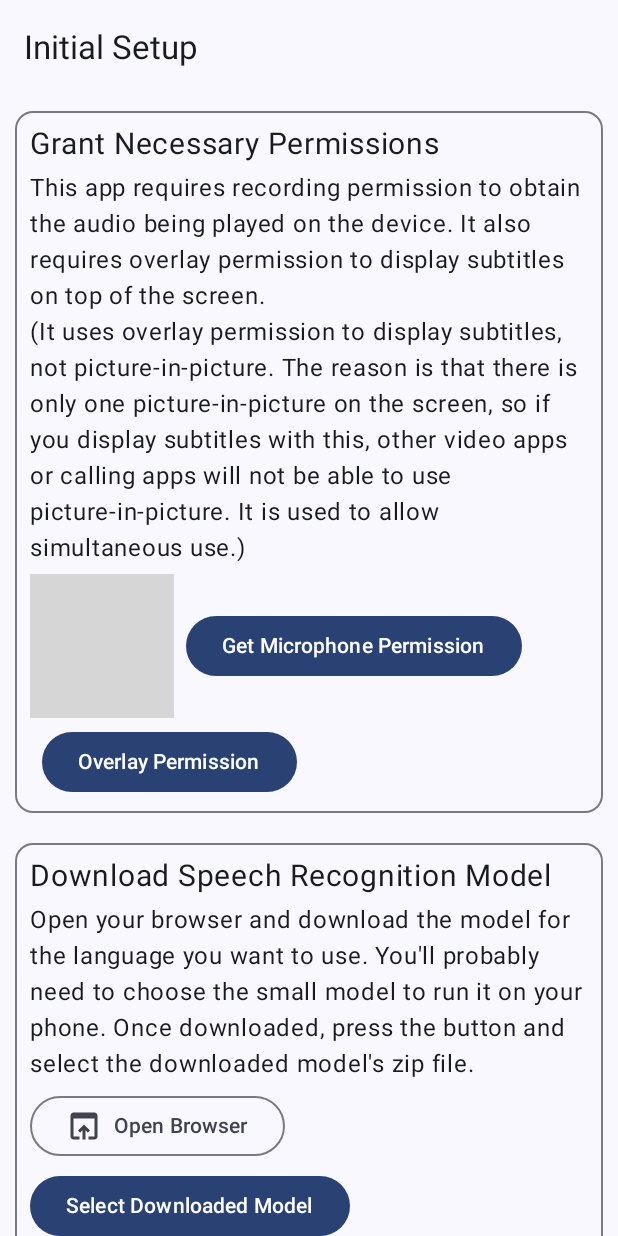
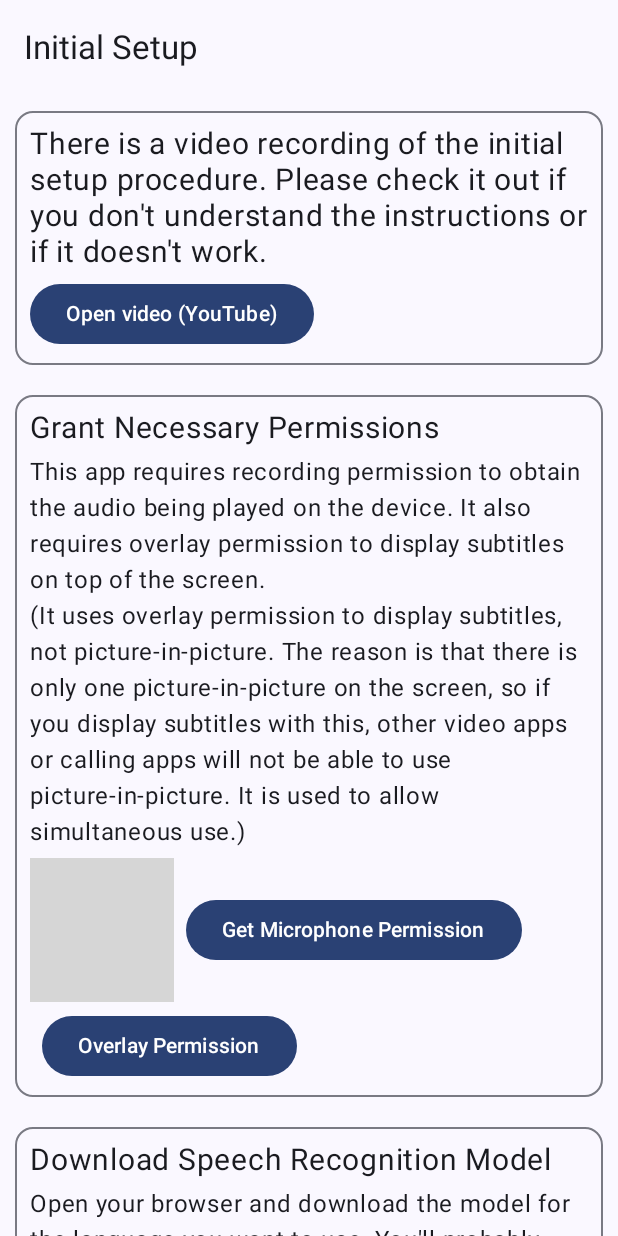
Before and after one commit to takusan23/Hiroid, an Android app built with Jetpack Compose: the screen it shows after launch (MainActivity), on a phone screen of 412 x 824 dp. Run offline under Robolectric (Android 15) with nearby library versions, the phone set to English and light mode, and no system bars; grey boxes are pictures that could not be loaded.

Commit message:
説明の録画を追加

```diff
--- a/app/src/main/java/io/github/takusan23/hiroid/VoskCaptionService.kt
+++ b/app/src/main/java/io/github/takusan23/hiroid/VoskCaptionService.kt
@@ -52,6 +52,7 @@ import androidx.savedstate.SavedStateRegistryController
 import androidx.savedstate.SavedStateRegistryOwner
 import androidx.savedstate.setViewTreeSavedStateRegistryOwner
 import io.github.takusan23.hiroid.tool.DataStoreKey
+import io.github.takusan23.hiroid.tool.InternalAudioTool
 import io.github.takusan23.hiroid.tool.VoskModelTool
 import io.github.takusan23.hiroid.tool.dataStore
 import io.github.takusan23.hiroid.ui.theme.HiroidTheme
--- a/app/src/main/java/io/github/takusan23/hiroid/InternalAudioTool.kt
+++ b/app/src/main/java/io/github/takusan23/hiroid/tool/InternalAudioTool.kt
@@ -1,4 +1,4 @@
-package io.github.takusan23.hiroid
+package io.github.takusan23.hiroid.tool
 
 import android.annotation.SuppressLint
 import android.content.Context
@@ -9,6 +9,7 @@ import android.media.AudioPlaybackCaptureConfiguration
 import android.media.AudioRecord
 import android.media.projection.MediaProjection
 import android.media.projection.MediaProjectionManager
+import io.github.takusan23.hiroid.VoskAndroid
 import kotlinx.coroutines.Dispatchers
 import kotlinx.coroutines.cancel
 import kotlinx.coroutines.flow.callbackFlow
--- a/app/src/main/java/io/github/takusan23/hiroid/ui/screen/SetupScreen.kt
+++ b/app/src/main/java/io/github/takusan23/hiroid/ui/screen/SetupScreen.kt
@@ -44,6 +44,7 @@ import io.github.takusan23.hiroid.tool.VoskModelTool
 import kotlinx.coroutines.flow.first
 import kotlinx.coroutines.launch
 
+private const val GuideVideoLink = "https://www.youtube.com/watch?v=_hJWepY7fro"
 private const val ModelDownloadLink = "https://alphacephei.com/vosk/models"
 
 @OptIn(ExperimentalMaterial3Api::class)
@@ -58,6 +59,14 @@ fun SetupScreen(onComplete: () -> Unit) {
         }
     ) { innerPadding ->
         LazyColumn(contentPadding = innerPadding) {
+
+            item {
+                GuideVideoCard(
+                    modifier = Modifier
+                        .padding(10.dp)
+                        .fillMaxWidth()
+                )
+            }
 
             item {
                 PermissionCard(
@@ -92,6 +101,28 @@ fun SetupScreen(onComplete: () -> Unit) {
                         Text(text = stringResource(R.string.setup_button_start))
                     }
                 }
+            }
+        }
+    }
+}
+
+@Composable
+private fun GuideVideoCard(modifier: Modifier = Modifier) {
+    val context = LocalContext.current
+
+    OutlinedCard(modifier = modifier) {
+        Column(
+            modifier = Modifier.padding(10.dp),
+            verticalArrangement = Arrangement.spacedBy(5.dp)
+        ) {
+
+            Text(
+                text = stringResource(R.string.setup_screen_setup_guide_title),
+                fontSize = 20.sp
+            )
+
+            Button(onClick = { context.startActivity(Intent(Intent.ACTION_VIEW, GuideVideoLink.toUri())) }) {
+                Text(text = stringResource(R.string.setup_screen_setup_guide_button))
             }
         }
     }
--- a/app/src/main/res/values/strings.xml
+++ b/app/src/main/res/values/strings.xml
@@ -32,4 +32,6 @@
     <string name="vosk_caption_service_notification_description">Audio on the device is being collected and transcribed.</string>
     <string name="model_select_bottomsheet_title">Model Selection</string>
     <string name="home_screen_menu_privacy_policy">Privacy Policy</string>
+    <string name="setup_screen_setup_guide_title">There is a video recording of the initial setup procedure. Please check it out if you don\'t understand the instructions or if it doesn\'t work.</string>
+    <string name="setup_screen_setup_guide_button">Open video (YouTube)</string>
 </resources>
```
Also changed, not shown: 1 other file.
